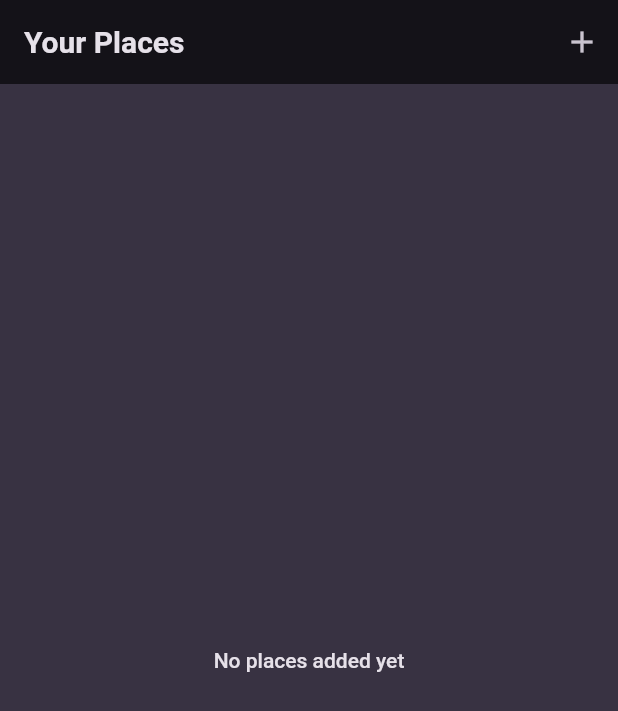
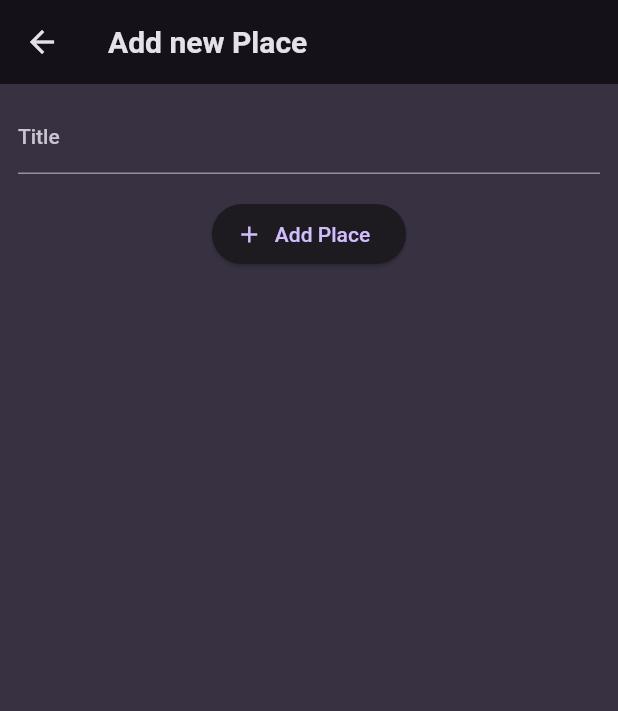
Before and after one commit to tauseefsheikh01/Favorite-Places-App, a Flutter app: the screen it shows after launch, after a tap on the "add" icon, on a phone screen of 412 x 824 dp. Shown: the top 711 px of the screen. Run offline on Flutter 3.47's test engine with Material 2 defaults, Android fonts, the phone set to English and light mode, and no system bars; our stand-ins replace flutter_riverpod, google_fonts.

Commit message:
Favorite Places

```diff
--- a/favorite_places/lib/main.dart
+++ b/favorite_places/lib/main.dart
@@ -1,12 +1,13 @@
+import 'package:flutter/material.dart';
+import 'package:flutter_riverpod/flutter_riverpod.dart';
+import 'package:google_fonts/google_fonts.dart';
+
 import 'package:favorite_places/screens/places.dart';
-import 'package:flutter/material.dart';
-
-import 'package:google_fonts/google_fonts.dart';
 
 final colorScheme = ColorScheme.fromSeed(
   brightness: Brightness.dark,
   seedColor: const Color.fromARGB(255, 102, 6, 247),
-  background: const Color.fromARGB(255, 56, 50, 66),
+  background: const Color.fromARGB(255, 56, 49, 66),
 );
 
 final theme = ThemeData().copyWith(
@@ -28,16 +29,17 @@ final theme = ThemeData().copyWith(
 
 void main() {
   runApp(
-    const MyApp(),
+    const ProviderScope(child: MyApp()),
   );
 }
 
 class MyApp extends StatelessWidget {
-  const MyApp({Key? key}) : super(key: key);
+  const MyApp({super.key});
 
   @override
   Widget build(BuildContext context) {
     return MaterialApp(
+      debugShowCheckedModeBanner: false,
       title: 'Great Places',
       theme: theme,
       home: const PlacesScreen(),
--- /dev/null
+++ b/favorite_places/lib/providers/user_places.dart
@@ -0,0 +1,17 @@
+import 'package:flutter_riverpod/flutter_riverpod.dart';
+
+import 'package:favorite_places/models/place.dart';
+
+class UserPlacesNotifier extends StateNotifier<List<Place>> {
+  UserPlacesNotifier() : super(const []);
+
+  void addPlace(String title) {
+    final newPlace = Place(title: title);
+    state = [newPlace, ...state];
+  }
+}
+
+final userPlacesProvider =
+    StateNotifierProvider<UserPlacesNotifier, List<Place>>(
+  (ref) => UserPlacesNotifier(),
+);
--- /dev/null
+++ b/favorite_places/lib/screens/add_place.dart
@@ -0,0 +1,64 @@
+import 'package:flutter/material.dart';
+import 'package:flutter_riverpod/flutter_riverpod.dart';
+
+import 'package:favorite_places/providers/user_places.dart';
+
+class AddPlaceScreen extends ConsumerStatefulWidget {
+  const AddPlaceScreen({super.key});
+
+  @override
+  ConsumerState<AddPlaceScreen> createState() {
+    return _AddPlaceScreenState();
+  }
+}
+
+class _AddPlaceScreenState extends ConsumerState<AddPlaceScreen> {
+  final _titleController = TextEditingController();
+
+  void _savePlace() {
+    final enteredTitle = _titleController.text;
+
+    if (enteredTitle.isEmpty) {
+      return;
+    }
+
+    ref.read(userPlacesProvider.notifier).addPlace(enteredTitle);
+
+    Navigator.of(context).pop();
+  }
+
+  @override
+  void dispose() {
+    _titleController.dispose();
+    super.dispose();
+  }
+
+  @override
+  Widget build(BuildContext context) {
+    return Scaffold(
+      appBar: AppBar(
+        title: const Text('Add new Place'),
+      ),
+      body: SingleChildScrollView(
+        padding: const EdgeInsets.all(12),
+        child: Column(
+          children: [
+            TextField(
+              decoration: const InputDecoration(labelText: 'Title'),
+              controller: _titleController,
+              style: TextStyle(
+                color: Theme.of(context).colorScheme.onBackground,
+              ),
+            ),
+            const SizedBox(height: 16),
+            ElevatedButton.icon(
+              onPressed: _savePlace,
+              icon: const Icon(Icons.add),
+              label: const Text('Add Place'),
+            ),
+          ],
+        ),
+      ),
+    );
+  }
+}
--- a/favorite_places/lib/screens/places.dart
+++ b/favorite_places/lib/screens/places.dart
@@ -1,23 +1,35 @@
+import 'package:flutter/material.dart';
+import 'package:flutter_riverpod/flutter_riverpod.dart';
+
+import 'package:favorite_places/screens/add_place.dart';
 import 'package:favorite_places/widgets/places_list.dart';
-import 'package:flutter/material.dart';
+import 'package:favorite_places/providers/user_places.dart';
 
-class PlacesScreen extends StatelessWidget {
+class PlacesScreen extends ConsumerWidget {
   const PlacesScreen({super.key});
 
   @override
-  Widget build(BuildContext context) {
+  Widget build(BuildContext context, WidgetRef ref) {
+    final userPlaces = ref.watch(userPlacesProvider);
+
     return Scaffold(
       appBar: AppBar(
         title: const Text('Your Places'),
         actions: [
           IconButton(
             icon: const Icon(Icons.add),
-            onPressed: () {},
+            onPressed: () {
+              Navigator.of(context).push(
+                MaterialPageRoute(
+                  builder: (ctx) => const AddPlaceScreen(),
+                ),
+              );
+            },
           ),
         ],
       ),
-      body: const PlacesList(
-        places: [],
+      body: PlacesList(
+        places: userPlaces,
       ),
     );
   }
--- /dev/null
+++ b/favorite_places/lib/screens/places_detail.dart
@@ -0,0 +1,26 @@
+import 'package:flutter/material.dart';
+
+import 'package:favorite_places/models/place.dart';
+
+class PlaceDetailScreen extends StatelessWidget {
+  const PlaceDetailScreen({super.key, required this.place});
+
+  final Place place;
+
+  @override
+  Widget build(BuildContext context) {
+    return Scaffold(
+      appBar: AppBar(
+        title: Text(place.title),
+      ),
+      body: Center(
+        child: Text(
+          place.title,
+          style: Theme.of(context).textTheme.bodyLarge!.copyWith(
+                color: Theme.of(context).colorScheme.onBackground,
+              ),
+        ),
+      ),
+    );
+  }
+}
--- a/favorite_places/pubspec.yaml
+++ b/favorite_places/pubspec.yaml
@@ -37,6 +37,7 @@ dependencies:
   cupertino_icons: ^1.0.2
   google_fonts: ^5.1.0
   uuid: ^4.0.0
+  flutter_riverpod: ^2.4.0
 
 dev_dependencies:
   flutter_test:
```
Also changed, not shown: favorite_places/pubspec.lock, 1 other file.
